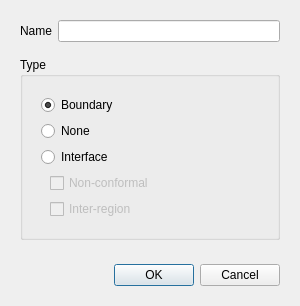
Old version of the form src/foammesh/view/geometry/surface_dialog.ui in the repository TheErevnaa/FoamMesh.
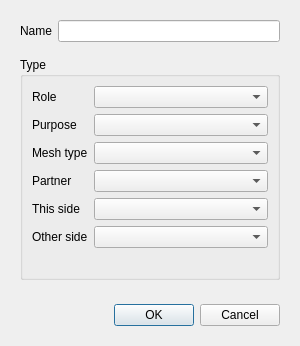
New version of the form.

The edit to the form file:
```diff
--- a/src/foammesh/view/geometry/surface_dialog.ui
+++ b/src/foammesh/view/geometry/surface_dialog.ui
@@ -47,75 +47,74 @@
         <property name="title">
          <string>Type</string>
         </property>
-        <layout class="QVBoxLayout" name="typeGroupLayout">
-        <item>
-         <widget class="QWidget" name="widget_2" native="true">
-          <layout class="QVBoxLayout" name="verticalLayout_11">
-           <item>
-            <widget class="QRadioButton" name="boundary">
-             <property name="text">
-              <string>Boundary</string>
-             </property>
-             <property name="checked">
-              <bool>true</bool>
-             </property>
-             <attribute name="buttonGroup">
-              <string notr="true">typeRadios</string>
-             </attribute>
-            </widget>
-           </item>
-           <item>
-            <widget class="QRadioButton" name="none">
-             <property name="text">
-              <string>None</string>
-             </property>
-             <attribute name="buttonGroup">
-              <string notr="true">typeRadios</string>
-             </attribute>
-            </widget>
-           </item>
-           <item>
-            <widget class="QRadioButton" name="interface_">
-             <property name="text">
-              <string>Interface</string>
-             </property>
-             <attribute name="buttonGroup">
-              <string notr="true">typeRadios</string>
-             </attribute>
-            </widget>
-           </item>
-           <item>
-            <widget class="QWidget" name="interfaceType" native="true">
-             <property name="enabled">
-              <bool>false</bool>
-             </property>
-             <layout class="QVBoxLayout" name="verticalLayout_8">
-              <property name="topMargin">
-               <number>0</number>
-              </property>
-              <property name="bottomMargin">
-               <number>0</number>
-              </property>
-              <item>
-               <widget class="QCheckBox" name="nonConformal">
-                <property name="text">
-                 <string>Non-conformal</string>
-                </property>
-               </widget>
-              </item>
-              <item>
-               <widget class="QCheckBox" name="interRegion">
-                <property name="text">
-                 <string>Inter-region</string>
-                </property>
-               </widget>
-              </item>
-             </layout>
-            </widget>
-           </item>
-          </layout>
-         </widget>
-        </item>
+        <layout class="QFormLayout" name="typeGroupLayout">
+         <item row="0" column="0">
+          <widget class="QLabel" name="roleLabel">
+           <property name="text">
+            <string>Role</string>
+           </property>
+          </widget>
+         </item>
+         <item row="0" column="1">
+          <widget class="QComboBox" name="role"/>
+         </item>
+         <item row="1" column="0">
+          <widget class="QLabel" name="purposeLabel">
+           <property name="text">
+            <string>Purpose</string>
+           </property>
+          </widget>
+         </item>
+         <item row="1" column="1">
+          <widget class="QComboBox" name="purpose"/>
+         </item>
+         <item row="2" column="0">
+          <widget class="QLabel" name="patchTypeLabel">
+           <property name="text">
+            <string>Mesh type</string>
+           </property>
+          </widget>
+         </item>
+         <item row="2" column="1">
+          <widget class="QComboBox" name="patchType"/>
+         </item>
+         <item row="3" column="0">
+          <widget class="QLabel" name="partnerLabel">
+           <property name="text">
+            <string>Partner</string>
+           </property>
+          </widget>
+         </item>
+         <item row="3" column="1">
+          <widget class="QComboBox" name="partner"/>
+         </item>
+         <item row="4" column="0">
+          <widget class="QLabel" name="ownRegionLabel">
+           <property name="text">
+            <string>This side</string>
+           </property>
+          </widget>
+         </item>
+         <item row="4" column="1">
+          <widget class="QComboBox" name="ownRegion"/>
+         </item>
+         <item row="5" column="0">
+          <widget class="QLabel" name="partnerRegionLabel">
+           <property name="text">
+            <string>Other side</string>
+           </property>
+          </widget>
+         </item>
+         <item row="5" column="1">
+          <widget class="QComboBox" name="partnerRegion"/>
+         </item>
+         <item row="6" column="0" colspan="2">
+          <widget class="QLabel" name="intentIssue">
+           <property name="wordWrap">
+            <bool>true</bool>
+           </property>
+          </widget>
+         </item>
         </layout>
        </widget>
       </item>
```
Left out of the diff: 3 changed lines with no effect on the pictures.
